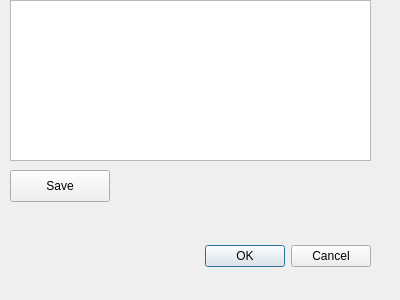
The window that editor_dialog.ui (roman-rr/focused) describes before a commit, drawn with Qt 5.
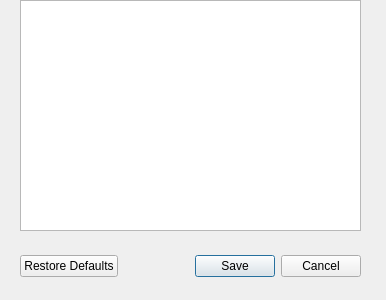
The same window after the commit.

Patch:
```diff
--- a/editor_dialog.ui
+++ b/editor_dialog.ui
@@ -6,7 +6,7 @@
    <rect>
     <x>0</x>
     <y>0</y>
-    <width>400</width>
+    <width>386</width>
     <height>300</height>
    </rect>
   </property>
@@ -16,8 +16,8 @@
   <widget class="QDialogButtonBox" name="buttonBox">
    <property name="geometry">
     <rect>
-     <x>30</x>
-     <y>240</y>
+     <x>20</x>
+     <y>250</y>
      <width>341</width>
      <height>32</height>
     </rect>
@@ -26,32 +26,22 @@
     <enum>Qt::Horizontal</enum>
    </property>
    <property name="standardButtons">
-    <set>QDialogButtonBox::Cancel|QDialogButtonBox::Ok</set>
+    <set>QDialogButtonBox::Cancel|QDialogButtonBox::RestoreDefaults|QDialogButtonBox::Save</set>
+   </property>
+   <property name="centerButtons">
+    <bool>false</bool>
    </property>
   </widget>
   <widget class="QTextEdit" name="textEdit">
    <property name="geometry">
     <rect>
-     <x>10</x>
+     <x>20</x>
      <y>0</y>
-     <width>361</width>
-     <height>161</height>
+     <width>341</width>
+     <height>231</height>
     </rect>
    </property>
   </widget>
-  <widget class="QPushButton" name="saveButton">
-   <property name="geometry">
-    <rect>
-     <x>10</x>
-     <y>170</y>
-     <width>100</width>
-     <height>32</height>
-    </rect>
-   </property>
-   <property name="text">
-    <string>Save</string>
-   </property>
-  </widget>
  </widget>
  <resources/>
  <connections>
```
Left out of the diff: 13 changed lines with no effect on the pictures.
